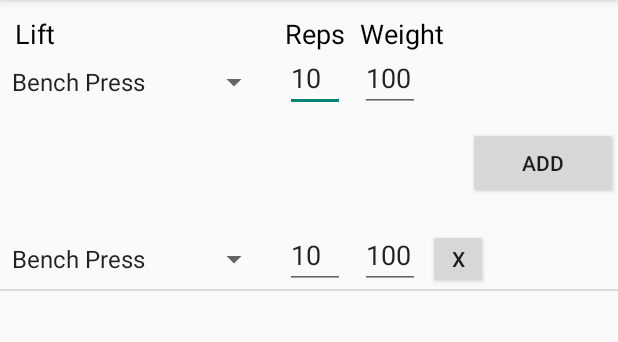
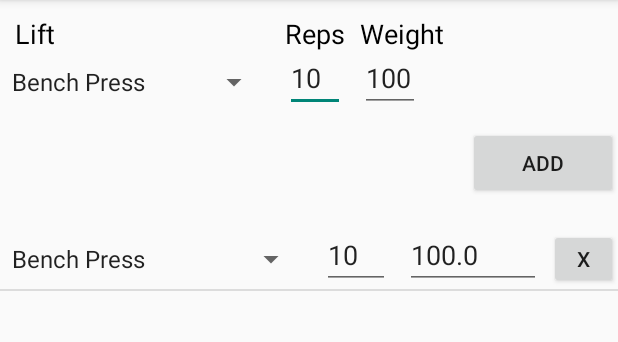
Before and after one commit to dusan-eremic/StrongLift, an Android app: the screen it shows after launch (LiftInputActivity), after a tap on "ADD", on a phone screen of 412 x 824 dp, the part 84-426 px from its top. Run offline under Robolectric (Android 15) with nearby library versions, the phone set to English and light mode, and no system bars.

Commit message:
Updated Lift History Fragment

```diff
--- a/app/src/main/java/me/stronglift/stronglift/activities/LiftInputActivity.java
+++ b/app/src/main/java/me/stronglift/stronglift/activities/LiftInputActivity.java
@@ -62,7 +62,7 @@ public class LiftInputActivity extends Activity implements OnFragmentInteraction
         lift.setRepetition(Integer.valueOf(repsText.getText().toString()));
 
         TextView weightText = (TextView) findViewById(R.id.weightText);
-        lift.setWeight(Integer.valueOf(weightText.getText().toString()));
+        lift.setWeight(Double.valueOf(weightText.getText().toString()));
 
         lift.setTime(new Date());
         lift.setOwner(new User());
--- a/app/src/main/java/me/stronglift/stronglift/adapters/LiftInputListAdapter.java
+++ b/app/src/main/java/me/stronglift/stronglift/adapters/LiftInputListAdapter.java
@@ -17,6 +17,7 @@ import java.util.Arrays;
 import java.util.List;
 
 import me.stronglift.stronglift.R;
+import me.stronglift.stronglift.interfaces.TextWatcherAdapter;
 import me.stronglift.stronglift.model.Lift;
 import me.stronglift.stronglift.model.LiftType;
 
@@ -38,6 +39,7 @@ public class LiftInputListAdapter extends BaseAdapter {
 
     @Override
     public int getCount() {
+        Log.d("#test", "count:" + liftList.size());
         return liftList.size();
     }
 
@@ -53,6 +55,7 @@ public class LiftInputListAdapter extends BaseAdapter {
 
     @Override
     public View getView(final int position, View convertView, ViewGroup parent) {
+        Log.d("#test", "getView position: " + position);
         View theView = convertView;
         if (theView == null)
             theView = inflater.inflate(R.layout.row_lift_input, null);
@@ -63,41 +66,51 @@ public class LiftInputListAdapter extends BaseAdapter {
         liftSpinner.setAdapter(adapter);
         liftSpinner.setSelection(liftList.get(position).getLiftType().getId());
 
-        final TextView repsText = (TextView) theView.findViewById(R.id.repsText);
-        repsText.setText(String.valueOf(liftList.get(position).getRepetition()));
+        updateRepsTextView((TextView) theView.findViewById(R.id.repsText), liftList, position);
 
-        final TextWatcher textWatcher = new TextWatcher() {
+        ((TextView) theView.findViewById(R.id.weightText)).setText(String.valueOf(liftList.get(position).getWeight()));
+
+
+        final Button removeButton = (Button) theView.findViewById(R.id.removeButton);
+        removeButton.setTag(R.integer.objectTag, liftList.get(position));
+
+        if (!removeButton.hasOnClickListeners()) {
+            removeButton.setOnClickListener(new View.OnClickListener() {
                 @Override
-            public void beforeTextChanged(CharSequence s, int start, int count, int after) {
-
+                public void onClick(View v) {
+                    liftList.remove(removeButton.getTag(R.integer.objectTag));
+                    notifyDataSetChanged();
+                }
+            });
         }
 
-            @Override
-            public void onTextChanged(CharSequence s, int start, int before, int count) {
+        return theView;
+    }
 
-            }
+    private void updateRepsTextView(final TextView repsText, List<Lift> list, int position) {
+
+        if (repsText.getTag(R.integer.objectTag) == null) {
+
+            new TextWatcherAdapter(repsText) {
 
                 @Override
                 public void afterTextChanged(Editable s) {
-                Log.d("#test", "position: " + position + " string: " + s.toString());
-                liftList.get(position).setRepetition(Integer.valueOf(s.toString()));
+                    if (s.length() > 0)
+                        ((Lift) this.getTextView().getTag(R.integer.objectTag)).setRepetition(Integer.valueOf(s.toString()));
                 }
             };
 
-        repsText.addTextChangedListener(textWatcher);
-
-        ((TextView) theView.findViewById(R.id.weightText)).setText(String.valueOf(liftList.get(position).getWeight()));
-
-        Button removeButton = (Button) theView.findViewById(R.id.removeButton);
-        removeButton.setOnClickListener(new View.OnClickListener() {
+            repsText.setOnFocusChangeListener(new View.OnFocusChangeListener() {
                 @Override
-            public void onClick(View v) {
-                repsText.removeTextChangedListener(textWatcher);
-                liftList.remove(position);
-                notifyDataSetChanged();
+                public void onFocusChange(View v, boolean hasFocus) {
+                    if (!hasFocus && repsText.getText().length() == 0) {
+                        repsText.setText("0");
+                    }
                 }
             });
+        }
 
-        return theView;
+        repsText.setTag(R.integer.objectTag, list.get(position));
+        repsText.setText(String.valueOf(list.get(position).getRepetition()));
     }
 }
--- a/app/src/main/java/me/stronglift/stronglift/dao/DummyContent.java
+++ b/app/src/main/java/me/stronglift/stronglift/dao/DummyContent.java
@@ -1,11 +1,14 @@
 package me.stronglift.stronglift.dao;
 
 import java.util.ArrayList;
+import java.util.Date;
 import java.util.HashMap;
 import java.util.List;
 import java.util.Map;
 
 import me.stronglift.stronglift.model.Lift;
+import me.stronglift.stronglift.model.LiftType;
+import me.stronglift.stronglift.model.User;
 
 /**
  * Helper class for providing sample content for user interfaces created by
--- a/app/src/main/java/me/stronglift/stronglift/fragments/LiftHistoryListFragment.java
+++ b/app/src/main/java/me/stronglift/stronglift/fragments/LiftHistoryListFragment.java
@@ -8,6 +8,7 @@ import android.view.View;
 import android.view.ViewGroup;
 import android.widget.AbsListView;
 import android.widget.BaseAdapter;
+import android.widget.ListView;
 
 import me.stronglift.stronglift.R;
 import me.stronglift.stronglift.adapters.LiftHistoryAdapter;
@@ -39,7 +40,7 @@ public class LiftHistoryListFragment extends Fragment {
     /**
      * The fragment's ListView/GridView.
      */
-    private AbsListView mListView;
+    private ListView mListView;
 
     /**
      * The Adapter which will be used to populate the ListView/GridView with
@@ -72,7 +73,7 @@ public class LiftHistoryListFragment extends Fragment {
         View view = inflater.inflate(R.layout.fragment_lifthistory, container, false);
 
         // Set the adapter
-        mListView = (AbsListView) view.findViewById(android.R.id.list);
+        mListView = (ListView) view.findViewById(R.id.liftHistoryListView);
         mListView.setAdapter(mAdapter);
 
         return view;
--- a/app/src/main/java/me/stronglift/stronglift/fragments/LiftInputListFragment.java
+++ b/app/src/main/java/me/stronglift/stronglift/fragments/LiftInputListFragment.java
@@ -2,6 +2,7 @@ package me.stronglift.stronglift.fragments;
 
 import android.app.Activity;
 import android.app.Fragment;
+import android.app.ListFragment;
 import android.os.Bundle;
 import android.view.LayoutInflater;
 import android.view.View;
@@ -25,7 +26,7 @@ import me.stronglift.stronglift.interfaces.OnFragmentInteractionListener;
  * Activities containing this fragment MUST implement the {@link OnFragmentInteractionListener}
  * interface.
  */
-public class LiftInputListFragment extends Fragment {
+public class LiftInputListFragment extends ListFragment {
 
     // TODO: Rename parameter arguments, choose names that match
     // the fragment initialization parameters, e.g. ARG_ITEM_NUMBER
@@ -37,11 +38,6 @@ public class LiftInputListFragment extends Fragment {
     private String mParam2;
 
     private OnFragmentInteractionListener mListener;
-
-    /**
-     * The fragment's ListView/GridView.
-     */
-    private AbsListView mListView;
 
     /**
      * The Adapter which will be used to populate the ListView/GridView with
@@ -69,15 +65,11 @@ public class LiftInputListFragment extends Fragment {
     }
 
     @Override
-    public View onCreateView(LayoutInflater inflater, ViewGroup container,
-                             Bundle savedInstanceState) {
-        View view = inflater.inflate(R.layout.fragment_lifthistory, container, false);
+    public void onViewCreated(View view, Bundle savedInstanceState) {
+        super.onViewCreated(view, savedInstanceState);
 
         // Set the adapter
-        mListView = (AbsListView) view.findViewById(android.R.id.list);
-        ((AdapterView<ListAdapter>) mListView).setAdapter(mAdapter);
-
-        return view;
+        setListAdapter(mAdapter);
     }
 
     @Override
--- /dev/null
+++ b/app/src/main/java/me/stronglift/stronglift/interfaces/TextWatcherAdapter.java
@@ -0,0 +1,32 @@
+package me.stronglift.stronglift.interfaces;
+
+import android.text.Editable;
+import android.text.TextWatcher;
+import android.widget.TextView;
+
+/**
+ * Created by Dusan Eremic.
+ */
+public abstract class TextWatcherAdapter implements TextWatcher {
+
+    private TextView textView;
+
+    public TextWatcherAdapter(TextView textView) {
+        this.textView = textView;
+        textView.addTextChangedListener(this);
+    }
+
+    @Override
+    public void beforeTextChanged(CharSequence s, int start, int count, int after) {
+
+    }
+
+    @Override
+    public void onTextChanged(CharSequence s, int start, int before, int count) {
+
+    }
+
+    public TextView getTextView() {
+        return textView;
+    }
+}
--- a/app/src/main/java/me/stronglift/stronglift/model/Lift.java
+++ b/app/src/main/java/me/stronglift/stronglift/model/Lift.java
@@ -11,7 +11,7 @@ public class Lift {
     private String id;
     private LiftType liftType;
     private Integer repetition;
-    private Integer weight;
+    private Double weight;
     private Date time;
     private User owner;
 
@@ -19,7 +19,7 @@ public class Lift {
         id = UUID.randomUUID().toString().replace("-", "");
     }
 
-    public Lift(LiftType liftType, Integer repetition, Integer weight, Date time, User owner) {
+    public Lift(LiftType liftType, Integer repetition, Double weight, Date time, User owner) {
         this();
         this.liftType = liftType;
         this.repetition = repetition;
@@ -28,7 +28,7 @@ public class Lift {
         this.owner = owner;
     }
 
-    public Lift(String id, LiftType liftType, Integer repetition, Integer weight, Date time, User owner) {
+    public Lift(String id, LiftType liftType, Integer repetition, Double weight, Date time, User owner) {
         this.id = id;
         this.liftType = liftType;
         this.repetition = repetition;
@@ -61,11 +61,11 @@ public class Lift {
         this.repetition = repetition;
     }
 
-    public Integer getWeight() {
+    public Double getWeight() {
         return weight;
     }
 
-    public void setWeight(Integer weight) {
+    public void setWeight(Double weight) {
         this.weight = weight;
     }
 
@@ -86,6 +86,22 @@ public class Lift {
     }
 
     @Override
+    public boolean equals(Object o) {
+        if (this == o) return true;
+        if (o == null || getClass() != o.getClass()) return false;
+
+        Lift lift = (Lift) o;
+
+        return id.equals(lift.id);
+
+    }
+
+    @Override
+    public int hashCode() {
+        return id.hashCode();
+    }
+
+    @Override
     public String toString() {
         return "Lift{" +
                 "liftType=" + liftType +
--- a/app/src/main/res/layout/activity_lift_input.xml
+++ b/app/src/main/res/layout/activity_lift_input.xml
@@ -52,7 +52,9 @@
         android:layout_gravity="bottom"
         android:layout_marginLeft="10dp"
         android:layout_toRightOf="@id/liftSpinner"
-        android:text="10" />
+        android:text="10"
+        android:inputType="number"
+        android:maxLength="2"/>
 
     <EditText
         android:id="@+id/weightText"
@@ -61,7 +63,9 @@
         android:layout_alignBottom="@id/liftSpinner"
         android:layout_marginLeft="10dp"
         android:layout_toRightOf="@id/repsText"
-        android:text="100" />
+        android:text="100"
+        android:inputType="numberDecimal"
+        android:maxLength="6"/>
 
     <Button
         android:id="@+id/addButton"
--- a/app/src/main/res/layout/row_lift_input.xml
+++ b/app/src/main/res/layout/row_lift_input.xml
@@ -11,26 +11,34 @@
 
     <Spinner
         android:id="@+id/liftSpinner"
-        android:layout_width="180dp"
+        android:layout_width="0dp"
+        android:layout_weight="4.5"
         android:layout_height="fill_parent"
         android:spinnerMode="dropdown" />
 
     <EditText
         android:id="@+id/repsText"
-        android:layout_width="40dp"
+        android:layout_width="0dp"
+        android:layout_weight="1"
         android:layout_height="fill_parent"
         android:layout_gravity="bottom"
-        android:layout_marginLeft="10dp" />
+        android:layout_marginLeft="10dp"
+        android:inputType="number"
+        android:maxLength="2"/>
 
     <EditText
         android:id="@+id/weightText"
-        android:layout_width="40dp"
+        android:layout_width="0dp"
+        android:layout_weight="2"
         android:layout_height="fill_parent"
-        android:layout_marginLeft="10dp" />
+        android:layout_marginLeft="10dp"
+        android:inputType="numberDecimal"
+        android:maxLength="6"/>
 
     <Button
         android:id="@+id/removeButton"
-        android:layout_width="40dp"
+        android:layout_width="0dp"
+        android:layout_weight="1"
         android:layout_height="40dp"
         android:layout_marginLeft="5dp"
         android:text="x"
--- /dev/null
+++ b/app/src/main/res/values/id.xml
@@ -0,0 +1,4 @@
+<?xml version="1.0" encoding="utf-8"?>
+<resources>
+    <integer name="objectTag">1</integer>
+</resources>
```
Also changed, not shown: app/src/main/res/layout/fragment_lifthistory.xml (+48 -8 lines), app/src/main/res/layout/row_lift_history.xml (+20 -21 lines), app/src/main/ic_launcher-web.png, app/src/main/res/mipmap-hdpi/ic_launcher.png, app/src/main/res/mipmap-mdpi/ic_launcher.png, app/src/main/res/mipmap-xhdpi/ic_launcher.png, app/src/main/res/mipmap-xxhdpi/ic_launcher.png, app/src/main/res/mipmap-xxxhdpi/ic_launcher.png. Lines whose indentation alone changed are shown as unchanged.
